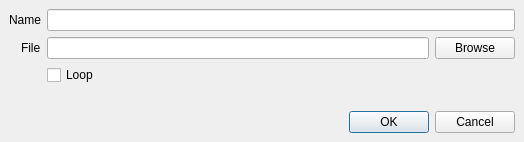
The window that src/forms/MediaEdit.ui (KOALLAN/obs-soundboard) describes before a commit, drawn with Qt 5.
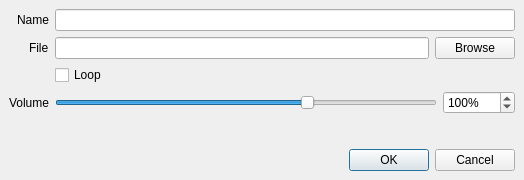
The same window after the commit.

Commit message: Add per-sound volume and monitoring controls

What changed in the file:
```diff
--- a/src/forms/MediaEdit.ui
+++ b/src/forms/MediaEdit.ui
@@ -7,7 +7,7 @@
     <x>0</x>
     <y>0</y>
     <width>524</width>
-    <height>142</height>
+    <height>180</height>
    </rect>
   </property>
   <property name="windowTitle">
@@ -144,6 +144,55 @@
        </property>
       </widget>
      </item>
+     <item row="3" column="0">
+      <widget class="QLabel" name="volumeLabel">
+       <property name="text">
+        <string>Volume</string>
+       </property>
+      </widget>
+     </item>
+     <item row="3" column="1">
+      <layout class="QHBoxLayout" name="volumeLayout">
+       <item>
+        <widget class="QSlider" name="volumeSlider">
+         <property name="minimum">
+          <number>0</number>
+         </property>
+         <property name="maximum">
+          <number>150</number>
+         </property>
+         <property name="value">
+          <number>100</number>
+         </property>
+         <property name="orientation">
+          <enum>Qt::Orientation::Horizontal</enum>
+         </property>
+        </widget>
+       </item>
+       <item>
+        <widget class="QSpinBox" name="volumeSpinBox">
+         <property name="minimumSize">
+          <size>
+           <width>72</width>
+           <height>0</height>
+          </size>
+         </property>
+         <property name="suffix">
+          <string>%</string>
+         </property>
+         <property name="minimum">
+          <number>0</number>
+         </property>
+         <property name="maximum">
+          <number>150</number>
+         </property>
+         <property name="value">
+          <number>100</number>
+         </property>
+        </widget>
+       </item>
+      </layout>
+     </item>
     </layout>
    </item>
    <item>
```
The commit also changes 13 other files.
